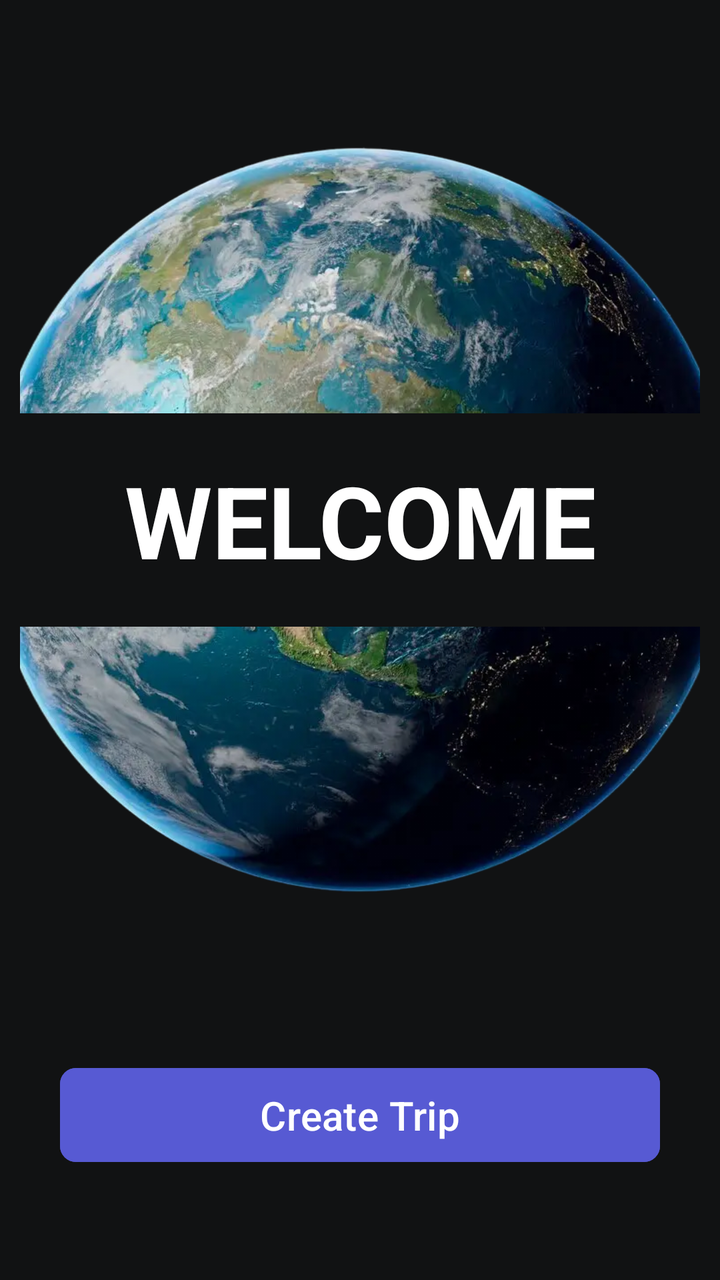
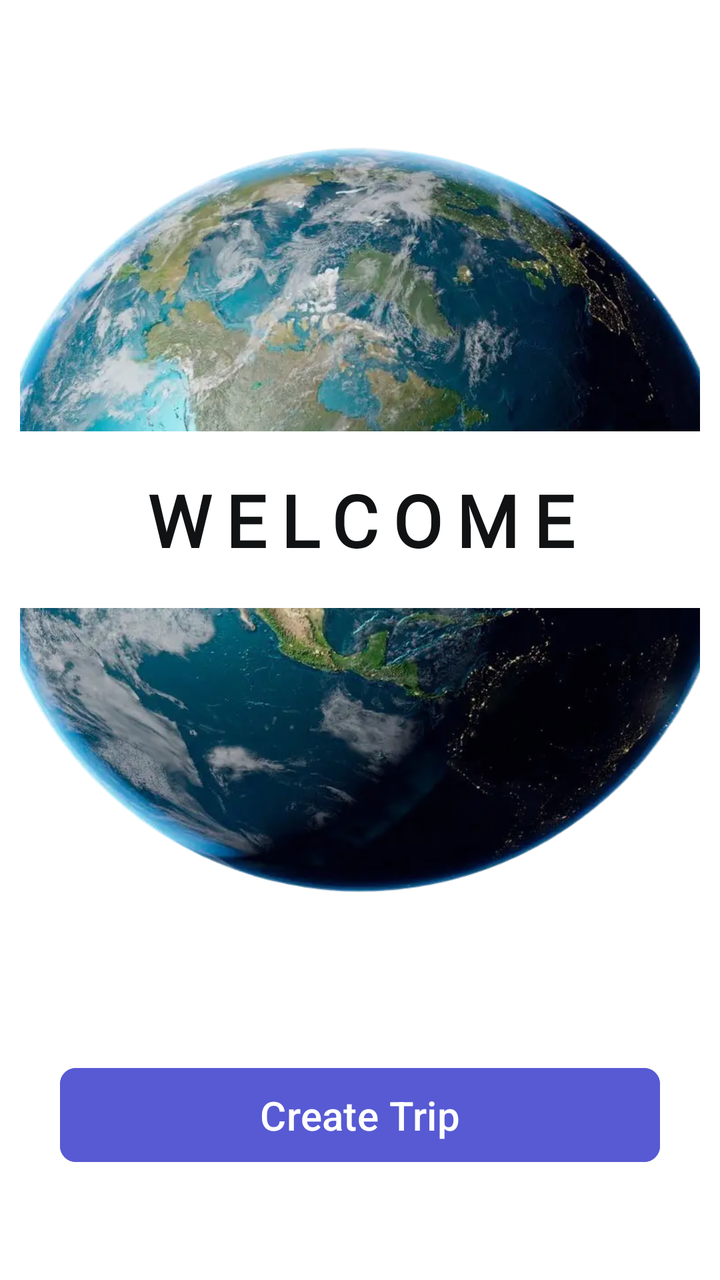

Before-and-after screenshots of an Android layout around one commit, followed by the original layout XML and the change that was made.
<!-- AndroidManifest.xml: application theme Theme.SpaceAdvisor -->
<!-- res/layout/fragment_home.xml -->
<?xml version="1.0" encoding="utf-8"?>
<androidx.appcompat.widget.LinearLayoutCompat xmlns:android="http://schemas.android.com/apk/res/android"
    xmlns:app="http://schemas.android.com/apk/res-auto"
    xmlns:tools="http://schemas.android.com/tools"
    android:layout_width="match_parent"
    android:layout_height="match_parent"
    android:background="@color/layout_background_primary"
    android:orientation="vertical">

    <androidx.core.widget.NestedScrollView
        android:layout_width="match_parent"
        android:layout_height="0dp"
        android:layout_weight="1"
        android:clipToPadding="false"
        android:paddingBottom="80dp">

        <androidx.appcompat.widget.LinearLayoutCompat
            android:layout_width="match_parent"
            android:layout_height="wrap_content"
            android:layout_weight="1"
            android:gravity="center_horizontal"
            android:orientation="vertical"
            android:padding="10dp">

            <RelativeLayout
                android:id="@+id/home_thumbnail_container"
                android:layout_width="match_parent"
                android:layout_height="wrap_content">

                <ImageView
                    android:id="@+id/home_thumbnail"
                    android:layout_width="match_parent"
                    android:layout_height="500dp"
                    android:scaleType="centerCrop"
                    android:src="@drawable/pic_profile" />

                <TextView
                    android:layout_width="match_parent"
                    android:layout_height="wrap_content"
                    android:layout_centerInParent="true"
                    android:background="@color/layout_background_primary"
                    android:paddingVertical="20dp"
                    android:text="WELCOME"
                    android:textAlignment="center"
                    android:textColor="@color/text_primary"
                    android:textSize="50dp"
                    android:textStyle="bold" />

            </RelativeLayout>


            <RelativeLayout
                android:id="@+id/create_trip_container"
                android:layout_width="match_parent"
                android:layout_height="wrap_content"
                android:layout_marginVertical="20dp"
                android:paddingHorizontal="20dp">

                <com.google.android.material.button.MaterialButton
                    android:id="@+id/create_trip_btn"
                    android:layout_width="match_parent"
                    android:layout_height="wrap_content"
                    android:backgroundTint="@color/btn_fill_tertiary"
                    android:paddingVertical="10dp"
                    android:text="Create Trip"
                    android:textColor="@color/text_primary"
                    android:textSize="20sp"
                    app:cornerRadius="8dp"
                    app:strokeWidth="0dp" />

            </RelativeLayout>


            
            <RelativeLayout
                android:layout_width="match_parent"
                android:layout_height="wrap_content"
                android:layout_marginTop="32dp"
                android:paddingHorizontal="10dp">

                <TextView
                    android:layout_width="wrap_content"
                    android:layout_height="wrap_content"
                    android:text="Trending Destinations"
                    android:textColor="@color/text_quaternary_light"
                    android:textSize="16sp" />
            </RelativeLayout>

            <androidx.recyclerview.widget.RecyclerView
                android:id="@+id/trending_recycler_view"
                android:layout_width="match_parent"
                android:layout_height="wrap_content"
                android:layout_marginTop="16dp"
                android:orientation="horizontal"
                app:layoutManager="androidx.recyclerview.widget.LinearLayoutManager"
                tools:listitem="@layout/item_trending_destination" />

        </androidx.appcompat.widget.LinearLayoutCompat>
    </androidx.core.widget.NestedScrollView>
</androidx.appcompat.widget.LinearLayoutCompat>
<!-- res/layout/item_trending_destination.xml (included above) -->
<?xml version="1.0" encoding="utf-8"?>
<com.google.android.material.card.MaterialCardView xmlns:android="http://schemas.android.com/apk/res/android"
    xmlns:app="http://schemas.android.com/apk/res-auto"
    android:layout_width="250dp"
    android:layout_height="300dp"
    android:layout_margin="10dp"
    android:backgroundTint="@color/layout_background_primary"
    android:clickable="true"
    android:focusable="true"
    app:cardCornerRadius="18dp"
    app:cardElevation="10dp">


    <RelativeLayout
        android:layout_width="match_parent"
        android:layout_height="match_parent">

        <ImageView
            android:id="@+id/trend_dest_image_item"
            android:layout_width="match_parent"
            android:layout_height="match_parent"
            android:clickable="true"
            android:scaleType="centerCrop"
            android:src="@drawable/ic_home_earth" />

        <View
            android:id="@+id/trend_dest_card_item"
            android:layout_width="match_parent"
            android:layout_height="match_parent"
            android:background="@color/layout_background_transparent_black_20" />

        <LinearLayout
            android:id="@+id/dest_rating_chip_carousel_item"
            android:layout_width="wrap_content"
            android:layout_height="wrap_content"
            android:layout_alignParentTop="true"
            android:layout_alignParentEnd="true"
            android:layout_marginTop="12dp"
            android:layout_marginEnd="12dp"
            android:background="@drawable/custom_text_gray_background"
            android:gravity="center"
            android:paddingHorizontal="12dp"
            android:paddingVertical="6dp">

            <ImageView
                android:layout_width="15dp"
                android:layout_height="15dp"
                android:scaleType="centerCrop"
                android:src="@drawable/ic_rating_star_filled"
                app:tint="@color/icon_primary" />

            <TextView
                android:id="@+id/trend_dest_rating_item"
                android:layout_width="wrap_content"
                android:layout_height="wrap_content"
                android:paddingHorizontal="4dp"
                android:text="4.5"
                android:textColor="@color/text_primary"
                android:textSize="14sp" />

        </LinearLayout>

        <LinearLayout
            android:id="@+id/trend_dest_details_container_item"
            android:layout_width="match_parent"
            android:layout_height="wrap_content"
            android:layout_alignParentBottom="true"
            android:background="@color/layout_background_transparent_black_60"
            android:orientation="vertical"
            android:paddingHorizontal="20dp"
            android:paddingVertical="20dp">


            <TextView
                android:id="@+id/trend_dest_title_item"
                android:layout_width="wrap_content"
                android:layout_height="wrap_content"
                android:layout_marginBottom="4dp"
                android:text="Title"
                android:textColor="@color/text_primary"
                android:textSize="18sp" />

            <TextView
                android:id="@+id/trend_dest_subtitle_item"
                android:layout_width="wrap_content"
                android:layout_height="wrap_content"
                android:layout_marginBottom="6dp"
                android:text="Subtitle"
                android:textColor="@color/text_quaternary_light"
                android:textSize="14sp" />

            <com.google.android.material.button.MaterialButton
                android:id="@+id/btn_explore_trend_dest_item"
                android:layout_width="match_parent"
                android:layout_height="wrap_content"
                android:text="Explore"
                android:textColor="@color/text_secondary"
                android:textSize="16sp"
                app:backgroundTint="@color/btn_fill_primary"
                app:cornerRadius="10dp"
                app:icon="@drawable/ic_arrow_right"
                app:iconGravity="textEnd"
                app:iconSize="16sp"
                app:iconTint="@color/icon_secondary" />
        </LinearLayout>

    </RelativeLayout>

</com.google.android.material.card.MaterialCardView>
<!-- resources referenced by this layout -->
<resources>
  <color name="btn_fill_primary">@color/white</color>
  <color name="btn_fill_tertiary">@color/space_purple</color>
  <color name="icon_primary">@color/white</color>
  <color name="icon_secondary">@color/deep_black</color>
  <color name="layout_background_primary">@color/deep_black</color>
  <color name="layout_background_transparent_black_20">@color/transparent_black_20</color>
  <color name="layout_background_transparent_black_60">@color/transparent_black_60</color>
  <color name="text_primary">@color/white</color>
  <color name="text_quaternary_light">@color/gray_light</color>
  <color name="text_secondary">@color/deep_black</color>
  <!-- drawable custom_text_gray_background (drawable) -->
  <?xml version="1.0" encoding="utf-8"?>
  <shape xmlns:android="http://schemas.android.com/apk/res/android">
      <solid android:color="@color/layout_background_transparent_white_20" />
      <corners android:radius="16dp" />
  </shape>
  <!-- drawable ic_arrow_right (drawable) -->
  <vector xmlns:android="http://schemas.android.com/apk/res/android" android:autoMirrored="true" android:height="24dp" android:tint="#000000" android:viewportHeight="960" android:viewportWidth="960" android:width="24dp">
        
      <path android:fillColor="@android:color/white" android:pathData="M321,880L250,809L579,480L250,151L321,80L721,480L321,880Z"/>
      
  </vector>
  <!-- drawable ic_home_earth (drawable) -->
  <?xml version="1.0" encoding="utf-8"?>
  <vector xmlns:android="http://schemas.android.com/apk/res/android"
      android:width="24dp"
      android:height="24dp"
      android:viewportWidth="24"
      android:viewportHeight="24">
  
      <path
          android:fillColor="#000000"
          android:pathData="M12,0C5.383,0,0,5.383,0,12s5.383,12,12,12,12-5.383,12-12S18.617,0,12,0Zm0,22c-5.514,0-10-4.486-10-10,0-1.494 0.33 -2.912 0.92 -4.187l1.666,1.751c0.265 0.278 0.632 0.436 ,1.016 0.436 h1.949c0.288,0,0.564 0.114 0.768 0.318 l0.373 0.373 c0.198 0.198 0.309 0.466 0.309 0.745 v0.963c0,0.385 0.153 0.753 0.425 ,1.025l1.19,1.19c0.247 0.247 0.386 0.582 0.386 0.931 v2.365c0,0.602 0.488 ,1.09,1.09,1.09h0.213c0.425,0,0.811-0.247 0.989 -0.633l2.241-4.856c0.267-0.578 0.062 -1.263-0.477-1.601l-2.562-1.601c-0.323-0.202-0.696-0.309-1.077-0.309h-1.431c-0.311,0-0.61-0.124-0.83-0.344l-0.592-0.592c-0.312-0.312-0.312-0.817,0-1.128l0.529-0.529c0.243-0.243 0.614 -0.303 0.921 -0.149l0.88 0.44 c0.361 0.181 0.798 0.11 ,1.084-0.176l0.003-0.003c0.305-0.305 0.363 -0.778 0.141 -1.147l-0.837-1.396c-0.175-0.292-0.171-0.654 0.014 -0.94 0.296 -0.457 0.78 -1.202,1.316-2.016,3.272 0.2 ,6.125,1.98,7.801,4.586l-1.59 0.917 c-0.49 0.282 -0.733 0.855 -0.595,1.403l0.627,2.507c0.09 0.36 0.333 0.662 0.665 0.827 l2.373,1.178c-0.699,4.835-4.871,8.562-9.896,8.562Z" />
  </vector>
  <!-- drawable ic_rating_star_filled: vector/xml drawable (drawable, 2072 chars, omitted) -->
  <!-- drawable pic_profile: webp bitmap (drawable, 94844 bytes) -->
  <style name="Theme.SpaceAdvisor" parent="Base.Theme.SpaceAdvisor" />
  <color name="white">#FFFFFFFF</color>
  <color name="space_purple">#575AD3</color>
  <color name="deep_black">#111213</color>
  <color name="transparent_black_20">#33000000</color>
  <color name="transparent_black_60">#9A000000</color>
  <color name="gray_light">#CCCCCC</color>
  <color name="layout_background_transparent_white_20">@color/transparent_white_20</color>
  <style name="Base.Theme.SpaceAdvisor" parent="Theme.Material3.DayNight.NoActionBar">
          
      </style>
  <color name="transparent_white_20">#33FFFFFF</color>
</resources>

<!-- the commit's change to res/layout/fragment_home.xml (unified diff, before → after) -->
@@ -4,7 +4,7 @@
     xmlns:tools="http://schemas.android.com/tools"
     android:layout_width="match_parent"
     android:layout_height="match_parent"
-    android:background="@color/layout_background_primary"
+    android:background="@color/background"
     android:orientation="vertical">
 
     <androidx.core.widget.NestedScrollView
@@ -38,12 +38,14 @@
                     android:layout_width="match_parent"
                     android:layout_height="wrap_content"
                     android:layout_centerInParent="true"
-                    android:background="@color/layout_background_primary"
+                    android:background="@color/background"
+                    android:fontFamily="@font/orbitron_bold"
+                    android:letterSpacing="0.2"
                     android:paddingVertical="20dp"
                     android:text="WELCOME"
                     android:textAlignment="center"
-                    android:textColor="@color/text_primary"
-                    android:textSize="50dp"
+                    android:textColor="@color/title"
+                    android:textSize="36dp"
                     android:textStyle="bold" />
 
             </RelativeLayout>
@@ -60,10 +62,10 @@
                     android:id="@+id/create_trip_btn"
                     android:layout_width="match_parent"
                     android:layout_height="wrap_content"
-                    android:backgroundTint="@color/btn_fill_tertiary"
+                    android:backgroundTint="?attr/customColorPrimary"
                     android:paddingVertical="10dp"
                     android:text="Create Trip"
-                    android:textColor="@color/text_primary"
+                    android:textColor="@color/on_primary"
                     android:textSize="20sp"
                     app:cornerRadius="8dp"
                     app:strokeWidth="0dp" />
@@ -82,7 +84,7 @@
                     android:layout_width="wrap_content"
                     android:layout_height="wrap_content"
                     android:text="Trending Destinations"
-                    android:textColor="@color/text_quaternary_light"
+                    android:textColor="@color/section_title"
                     android:textSize="16sp" />
             </RelativeLayout>
 
@@ -105,7 +107,7 @@
     android:layout_width="250dp"
     android:layout_height="300dp"
     android:layout_margin="10dp"
-    android:backgroundTint="@color/layout_background_primary"
+    android:backgroundTint="@color/background"
     android:clickable="true"
     android:focusable="true"
     app:cardCornerRadius="18dp"
@@ -128,7 +130,7 @@
             android:id="@+id/trend_dest_card_item"
             android:layout_width="match_parent"
             android:layout_height="match_parent"
-            android:background="@color/layout_background_transparent_black_20" />
+            android:background="@color/transparent_black_20" />
 
         <LinearLayout
             android:id="@+id/dest_rating_chip_carousel_item"
@@ -148,7 +150,7 @@
                 android:layout_height="15dp"
                 android:scaleType="centerCrop"
                 android:src="@drawable/ic_rating_star_filled"
-                app:tint="@color/icon_primary" />
+                app:tint="@color/white" />
 
             <TextView
                 android:id="@+id/trend_dest_rating_item"
@@ -156,7 +158,7 @@
                 android:layout_height="wrap_content"
                 android:paddingHorizontal="4dp"
                 android:text="4.5"
-                android:textColor="@color/text_primary"
+                android:textColor="@color/white"
                 android:textSize="14sp" />
 
         </LinearLayout>
@@ -166,7 +168,7 @@
             android:layout_width="match_parent"
             android:layout_height="wrap_content"
             android:layout_alignParentBottom="true"
-            android:background="@color/layout_background_transparent_black_60"
+            android:background="@color/transparent_black_60"
             android:orientation="vertical"
             android:paddingHorizontal="20dp"
             android:paddingVertical="20dp">
@@ -178,7 +180,7 @@
                 android:layout_height="wrap_content"
                 android:layout_marginBottom="4dp"
                 android:text="Title"
-                android:textColor="@color/text_primary"
+                android:textColor="@color/white"
                 android:textSize="18sp" />
 
             <TextView
@@ -187,22 +189,22 @@
                 android:layout_height="wrap_content"
                 android:layout_marginBottom="6dp"
                 android:text="Subtitle"
-                android:textColor="@color/text_quaternary_light"
+                android:textColor="@color/gray_light"
                 android:textSize="14sp" />
 
-            <com.google.android.material.button.MaterialButton
-                android:id="@+id/btn_explore_trend_dest_item"
-                android:layout_width="match_parent"
-                android:layout_height="wrap_content"
-                android:text="Explore"
-                android:textColor="@color/text_secondary"
-                android:textSize="16sp"
-                app:backgroundTint="@color/btn_fill_primary"
-                app:cornerRadius="10dp"
-                app:icon="@drawable/ic_arrow_right"
-                app:iconGravity="textEnd"
-                app:iconSize="16sp"
-                app:iconTint="@color/icon_secondary" />
+            
+            
+            
+            
+            
+            
+            
+            
+            
+            
+            
+            
+            
         </LinearLayout>
 
     </RelativeLayout>
<!-- resource entries referenced after the edit -->
@@ -1,27 +1,15 @@
 <!-- resources referenced by this layout -->
 <resources>
-  <color name="btn_fill_primary">@color/white</color>
-  <color name="btn_fill_tertiary">@color/space_purple</color>
-  <color name="icon_primary">@color/white</color>
-  <color name="icon_secondary">@color/deep_black</color>
-  <color name="layout_background_primary">@color/deep_black</color>
-  <color name="layout_background_transparent_black_20">@color/transparent_black_20</color>
-  <color name="layout_background_transparent_black_60">@color/transparent_black_60</color>
-  <color name="text_primary">@color/white</color>
-  <color name="text_quaternary_light">@color/gray_light</color>
-  <color name="text_secondary">@color/deep_black</color>
+  <color name="background">@color/white</color>
   <!-- drawable custom_text_gray_background (drawable) -->
   <?xml version="1.0" encoding="utf-8"?>
   <shape xmlns:android="http://schemas.android.com/apk/res/android">
-      <solid android:color="@color/layout_background_transparent_white_20" />
+      <solid android:color="@color/chip_fill_quaternary" />
+      <stroke
+          android:width="1dp"
+          android:color="@color/chip_quaternary" />
       <corners android:radius="16dp" />
   </shape>
-  <!-- drawable ic_arrow_right (drawable) -->
-  <vector xmlns:android="http://schemas.android.com/apk/res/android" android:autoMirrored="true" android:height="24dp" android:tint="#000000" android:viewportHeight="960" android:viewportWidth="960" android:width="24dp">
-        
-      <path android:fillColor="@android:color/white" android:pathData="M321,880L250,809L579,480L250,151L321,80L721,480L321,880Z"/>
-      
-  </vector>
   <!-- drawable ic_home_earth (drawable) -->
   <?xml version="1.0" encoding="utf-8"?>
   <vector xmlns:android="http://schemas.android.com/apk/res/android"
@@ -34,19 +22,43 @@
           android:fillColor="#000000"
           android:pathData="M12,0C5.383,0,0,5.383,0,12s5.383,12,12,12,12-5.383,12-12S18.617,0,12,0Zm0,22c-5.514,0-10-4.486-10-10,0-1.494 0.33 -2.912 0.92 -4.187l1.666,1.751c0.265 0.278 0.632 0.436 ,1.016 0.436 h1.949c0.288,0,0.564 0.114 0.768 0.318 l0.373 0.373 c0.198 0.198 0.309 0.466 0.309 0.745 v0.963c0,0.385 0.153 0.753 0.425 ,1.025l1.19,1.19c0.247 0.247 0.386 0.582 0.386 0.931 v2.365c0,0.602 0.488 ,1.09,1.09,1.09h0.213c0.425,0,0.811-0.247 0.989 -0.633l2.241-4.856c0.267-0.578 0.062 -1.263-0.477-1.601l-2.562-1.601c-0.323-0.202-0.696-0.309-1.077-0.309h-1.431c-0.311,0-0.61-0.124-0.83-0.344l-0.592-0.592c-0.312-0.312-0.312-0.817,0-1.128l0.529-0.529c0.243-0.243 0.614 -0.303 0.921 -0.149l0.88 0.44 c0.361 0.181 0.798 0.11 ,1.084-0.176l0.003-0.003c0.305-0.305 0.363 -0.778 0.141 -1.147l-0.837-1.396c-0.175-0.292-0.171-0.654 0.014 -0.94 0.296 -0.457 0.78 -1.202,1.316-2.016,3.272 0.2 ,6.125,1.98,7.801,4.586l-1.59 0.917 c-0.49 0.282 -0.733 0.855 -0.595,1.403l0.627,2.507c0.09 0.36 0.333 0.662 0.665 0.827 l2.373,1.178c-0.699,4.835-4.871,8.562-9.896,8.562Z" />
   </vector>
-  <!-- drawable ic_rating_star_filled: vector/xml drawable (drawable, 2072 chars, omitted) -->
+  <!-- drawable ic_rating_star_filled: vector/xml drawable (drawable, 2082 chars, omitted) -->
   <!-- drawable pic_profile: webp bitmap (drawable, 94844 bytes) -->
-  <style name="Theme.SpaceAdvisor" parent="Base.Theme.SpaceAdvisor" />
+  <style name="Theme.SpaceAdvisor" parent="Base.Theme.SpaceAdvisor">
+          <item name="colorPrimary">@color/primary</item>
+          <item name="customColorPrimary">@color/primary</item>
+          <item name="customColorPrimaryGlow">@color/primary_glow</item>
+          <item name="customColorPrimaryFaded">@color/primary_faded</item>
+          <item name="customColorPrimaryLight">@color/primary_light</item>
+          <item name="customColorPrimaryVariant">@color/primary_variant</item>
+          <item name="customColorPrimaryVariantFaded">@color/primary_variant_faded</item>
+      </style>
+  <color name="gray_muted">#D9242323</color>
+  <color name="secondary">@color/deep_black</color>
+  <color name="chip_fill_quaternary">@color/transparent_black_20</color>
+  <color name="chip_quaternary">@color/deep_black</color>
   <color name="white">#FFFFFFFF</color>
   <color name="space_purple">#575AD3</color>
+  <color name="space_purple_glow">#48575AD3</color>
+  <color name="space_purple_faded">#50A0A0FF</color>
+  <color name="space_purple_light">#A0A0FF</color>
+  <color name="space_pink">#AE52D4</color>
+  <color name="space_pink_faded">#20AE52D4</color>
   <color name="deep_black">#111213</color>
   <color name="transparent_black_20">#33000000</color>
   <color name="transparent_black_60">#9A000000</color>
   <color name="gray_light">#CCCCCC</color>
-  <color name="layout_background_transparent_white_20">@color/transparent_white_20</color>
+  <color name="on_primary">@color/white</color>
+  <color name="section_title">@color/gray_muted</color>
+  <color name="title">@color/secondary</color>
   <style name="Base.Theme.SpaceAdvisor" parent="Theme.Material3.DayNight.NoActionBar">
-          
+          <item name="colorPrimary">@color/primary</item>
       </style>
-  <color name="transparent_white_20">#33FFFFFF</color>
+  <color name="primary">@color/space_purple</color>
+  <color name="primary_glow">@color/space_purple_glow</color>
+  <color name="primary_faded">@color/space_purple_faded</color>
+  <color name="primary_light">@color/space_purple_light</color>
+  <color name="primary_variant">@color/space_pink</color>
+  <color name="primary_variant_faded">@color/space_pink_faded</color>
 </resources>
 
